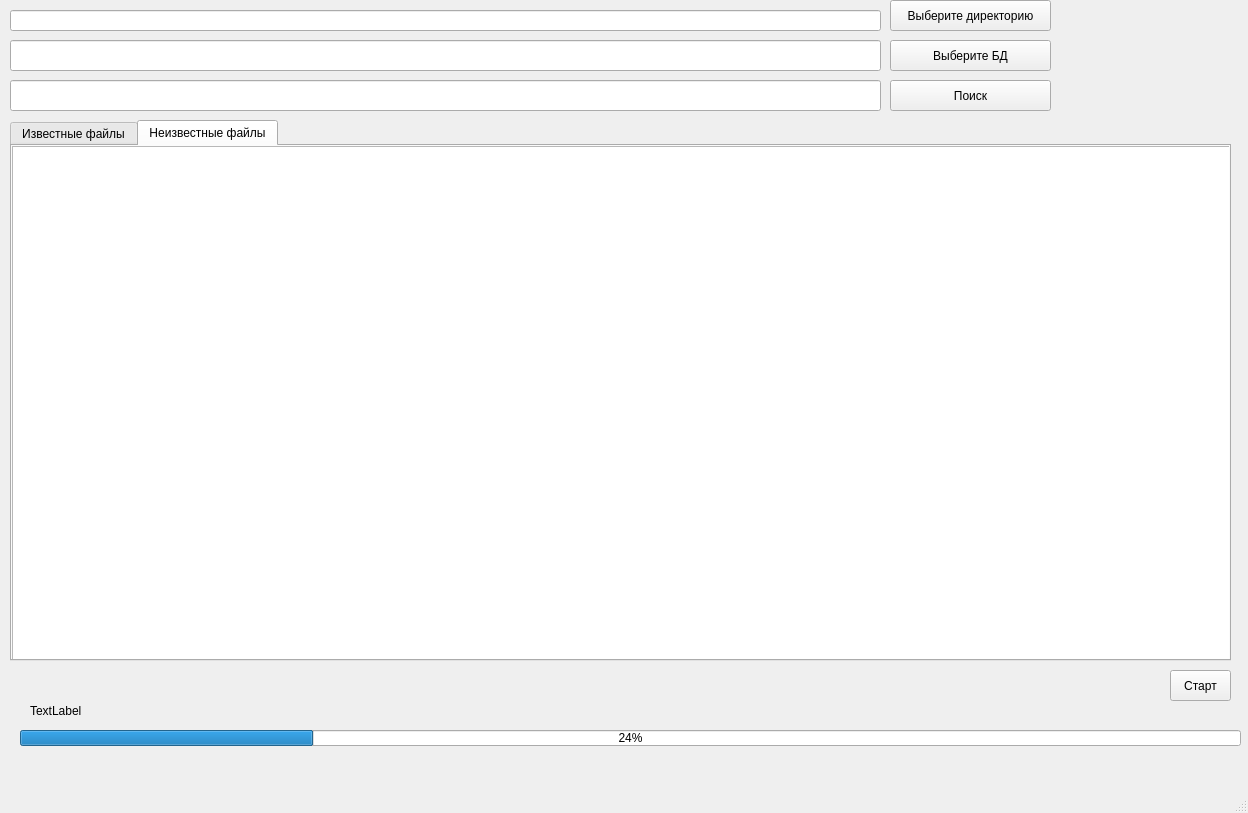
This is src/gui/mainwindow.ui in lzlaG/k-plusplus as Qt 5 draws it before an edit. The edited form follows.
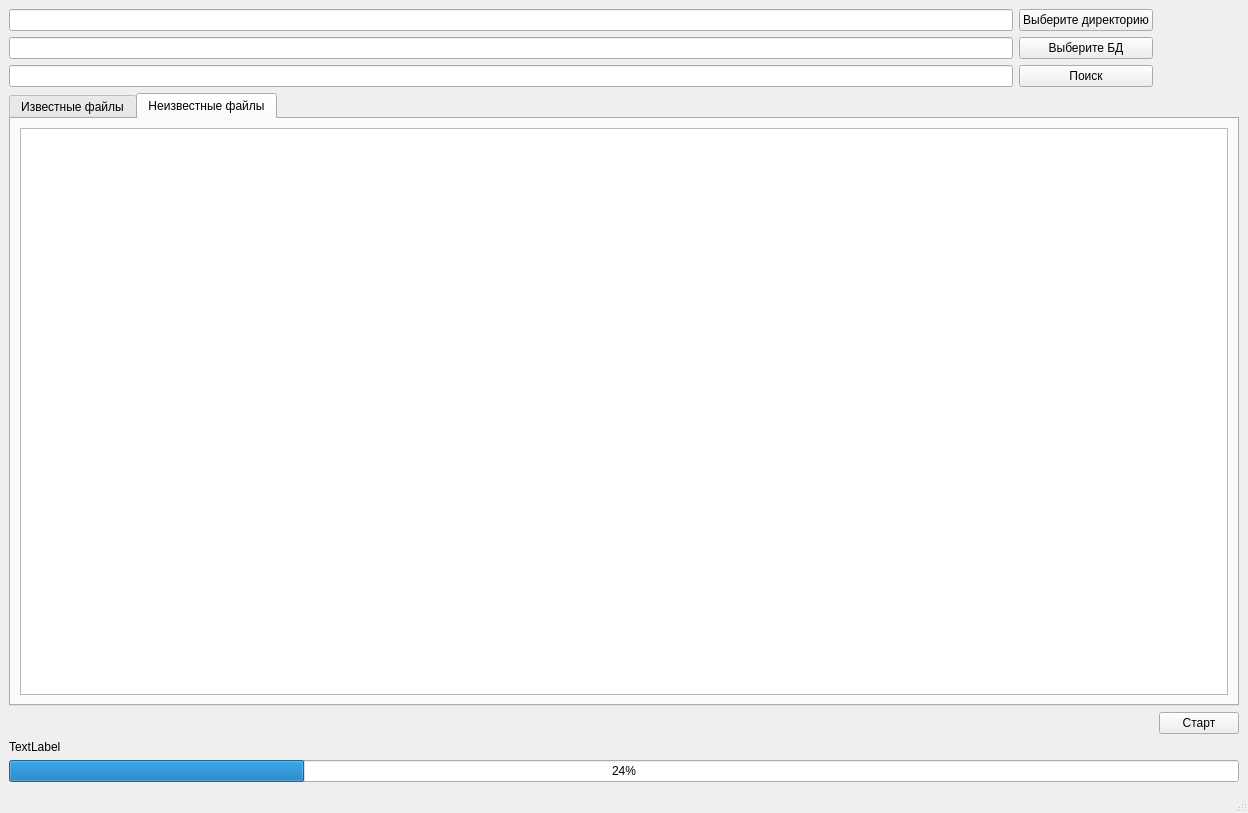
This is the edited form. The open tabs and pages were chosen to show the change.

The edit to the form file:
```diff
--- a/src/gui/mainwindow.ui
+++ b/src/gui/mainwindow.ui
@@ -14,157 +14,86 @@
    <string>MainWindow</string>
   </property>
   <widget class="QWidget" name="centralwidget">
-   <widget class="QTabWidget" name="tabWidget">
-    <property name="geometry">
-     <rect>
-      <x>10</x>
-      <y>120</y>
-      <width>1221</width>
-      <height>541</height>
-     </rect>
-    </property>
-    <property name="currentIndex">
-     <number>0</number>
-    </property>
-    <widget class="QWidget" name="KnownTab">
-     <attribute name="title">
-      <string>Известные файлы</string>
-     </attribute>
-     <widget class="QTreeView" name="KnownView">
-      <property name="geometry">
-       <rect>
-        <x>0</x>
-        <y>0</y>
-        <width>1221</width>
-        <height>531</height>
-       </rect>
+   <layout class="QGridLayout" name="gridLayout">
+    <item row="0" column="0">
+     <widget class="QLineEdit" name="ScanDirLine"/>
+    </item>
+    <item row="0" column="1">
+     <widget class="QPushButton" name="SetupDirButton">
+      <property name="text">
+       <string>Выберите директорию</string>
       </property>
      </widget>
-    </widget>
-    <widget class="QWidget" name="UnknownTab">
-     <attribute name="title">
-      <string>Неизвестные файлы</string>
-     </attribute>
-     <widget class="QTreeView" name="UnknownView">
-      <property name="geometry">
-       <rect>
-        <x>0</x>
-        <y>0</y>
-        <width>1221</width>
-        <height>531</height>
-       </rect>
+    </item>
+    <item row="1" column="0">
+     <widget class="QLineEdit" name="NsrlFileLine"/>
+    </item>
+    <item row="1" column="1">
+     <widget class="QPushButton" name="SetupNsrlButton">
+      <property name="text">
+       <string>Выберите БД</string>
       </property>
      </widget>
-    </widget>
-   </widget>
-   <widget class="QLineEdit" name="ScanDirLine">
-    <property name="geometry">
-     <rect>
-      <x>10</x>
-      <y>10</y>
-      <width>871</width>
-      <height>21</height>
-     </rect>
-    </property>
-   </widget>
-   <widget class="QPushButton" name="SetupDirButton">
-    <property name="geometry">
-     <rect>
-      <x>890</x>
-      <y>0</y>
-      <width>161</width>
-      <height>31</height>
-     </rect>
-    </property>
-    <property name="text">
-     <string>Выберите директорию</string>
-    </property>
-   </widget>
-   <widget class="QLineEdit" name="NsrlFileLine">
-    <property name="geometry">
-     <rect>
-      <x>10</x>
-      <y>40</y>
-      <width>871</width>
-      <height>31</height>
-     </rect>
-    </property>
-   </widget>
-   <widget class="QPushButton" name="SetupNsrlButton">
-    <property name="geometry">
-     <rect>
-      <x>890</x>
-      <y>40</y>
-      <width>161</width>
-      <height>31</height>
-     </rect>
-    </property>
-    <property name="text">
-     <string>Выберите БД</string>
-    </property>
-   </widget>
-   <widget class="QPushButton" name="pushButton">
-    <property name="geometry">
-     <rect>
-      <x>1170</x>
-      <y>670</y>
-      <width>61</width>
-      <height>31</height>
-     </rect>
-    </property>
-    <property name="text">
-     <string>Старт</string>
-    </property>
-   </widget>
-   <widget class="QProgressBar" name="progressBar">
-    <property name="geometry">
-     <rect>
-      <x>20</x>
-      <y>730</y>
-      <width>1221</width>
-      <height>16</height>
-     </rect>
-    </property>
-    <property name="value">
-     <number>24</number>
-    </property>
-   </widget>
-   <widget class="QLabel" name="AnekdotLabel">
-    <property name="geometry">
-     <rect>
-      <x>30</x>
-      <y>700</y>
-      <width>1081</width>
-      <height>21</height>
-     </rect>
-    </property>
-    <property name="text">
-     <string>TextLabel</string>
-    </property>
-   </widget>
-   <widget class="QLineEdit" name="searchLine">
-    <property name="geometry">
-     <rect>
-      <x>10</x>
-      <y>80</y>
-      <width>871</width>
-      <height>31</height>
-     </rect>
-    </property>
-   </widget>
-   <widget class="QPushButton" name="searchButton">
-    <property name="geometry">
-     <rect>
-      <x>890</x>
-      <y>80</y>
-      <width>161</width>
-      <height>31</height>
-     </rect>
-    </property>
-    <property name="text">
-     <string>Поиск</string>
-    </property>
-   </widget>
+    </item>
+    <item row="2" column="0">
+     <widget class="QLineEdit" name="searchLine"/>
+    </item>
+    <item row="2" column="1">
+     <widget class="QPushButton" name="searchButton">
+      <property name="text">
+       <string>Поиск</string>
+      </property>
+     </widget>
+    </item>
+    <item row="3" column="0" colspan="3">
+     <widget class="QTabWidget" name="tabWidget">
+      <property name="currentIndex">
+       <number>1</number>
+      </property>
+      <widget class="QWidget" name="KnownTab">
+       <attribute name="title">
+        <string>Известные файлы</string>
+       </attribute>
+       <layout class="QGridLayout" name="gridLayout_2">
+        <item row="0" column="0">
+         <widget class="QTreeView" name="KnownView"/>
+        </item>
+       </layout>
+      </widget>
+      <widget class="QWidget" name="UnknownTab">
+       <attribute name="title">
+        <string>Неизвестные файлы</string>
+       </attribute>
+       <layout class="QGridLayout" name="gridLayout_3">
+        <item row="0" column="0">
+         <widget class="QTreeView" name="UnknownView"/>
+        </item>
+       </layout>
+      </widget>
+     </widget>
+    </item>
+    <item row="4" column="2">
+     <widget class="QPushButton" name="pushButton">
+      <property name="text">
+       <string>Старт</string>
+      </property>
+     </widget>
+    </item>
+    <item row="5" column="0" colspan="2">
+     <widget class="QLabel" name="AnekdotLabel">
+      <property name="text">
+       <string>TextLabel</string>
+      </property>
+     </widget>
+    </item>
+    <item row="6" column="0" colspan="3">
+     <widget class="QProgressBar" name="progressBar">
+      <property name="value">
+       <number>24</number>
+      </property>
+     </widget>
+    </item>
+   </layout>
   </widget>
   <widget class="QMenuBar" name="menubar">
    <property name="geometry">
```
